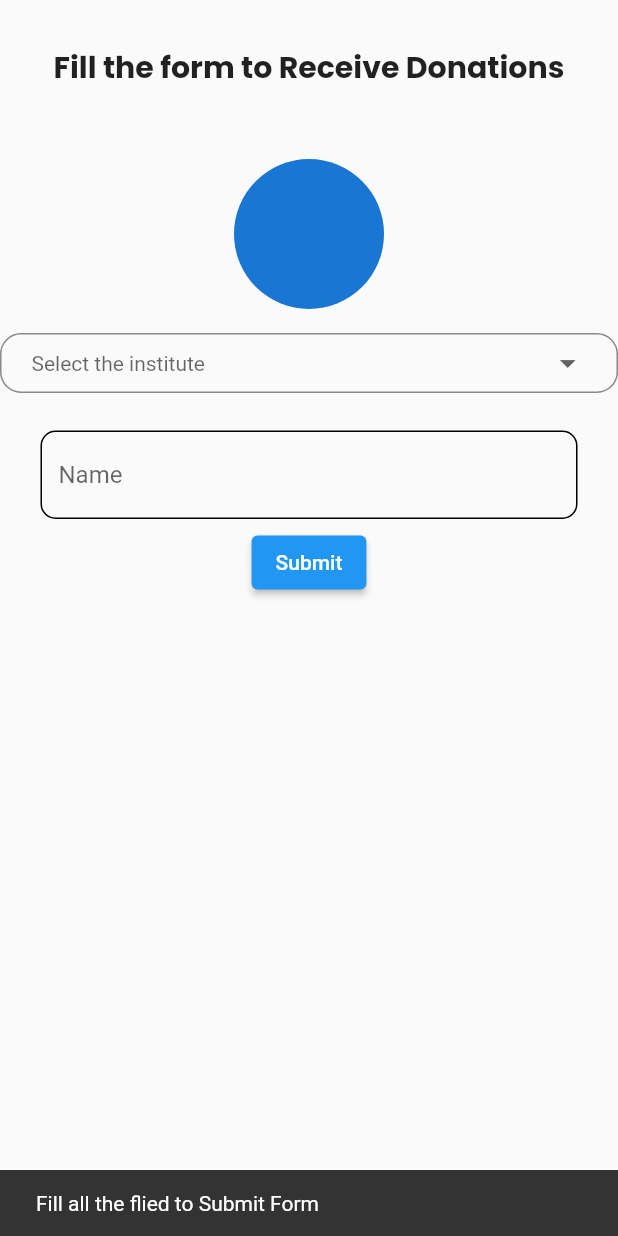
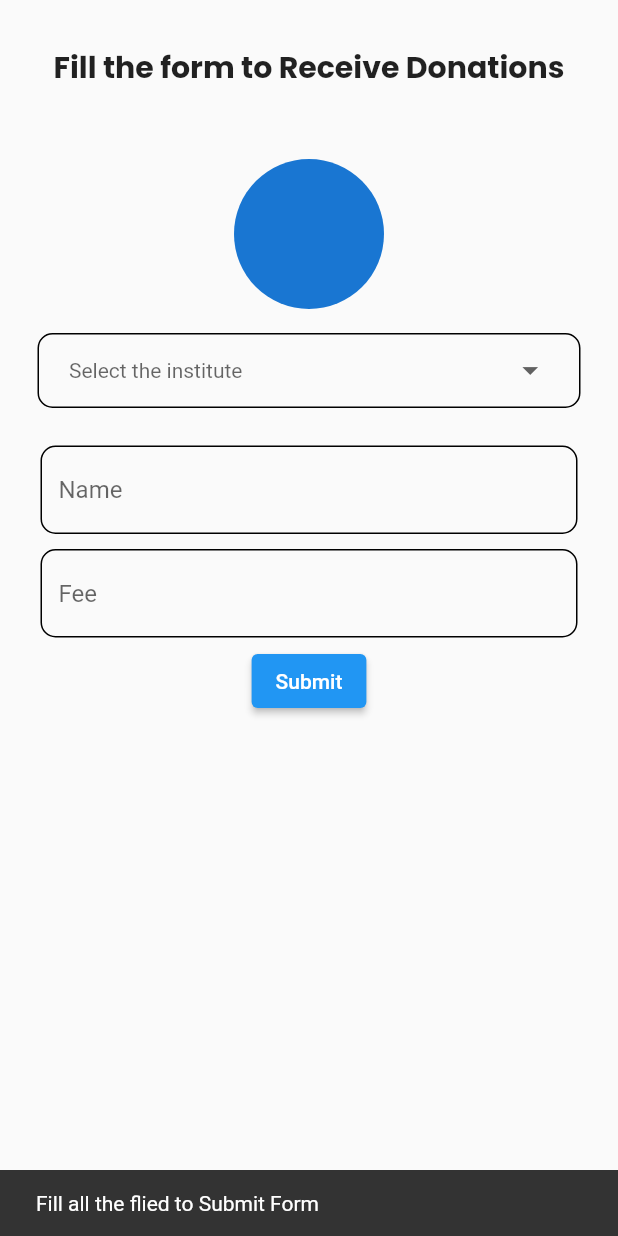
Before and after one commit to raiesraj/FeeDonationsApp, a Flutter app: the PostRequestScreen screen opened directly, after a tap on "Submit", on a phone screen of 412 x 824 dp. Run offline on Flutter 3.47's test engine with Material 2 defaults, Android fonts, the phone set to English and light mode, and no system bars; drawn by our look-alikes of dropdown_button2; our stand-ins replace cloud_firestore, firebase_auth, firebase_core, firebase_storage, google_fonts, google_sign_in and 3 more; missing offline and left inert: image_card, pay; accounts and stored records are empty.

Commit message:
profile Picture upload done

```diff
--- a/lib/Components/custom_texflied.dart
+++ b/lib/Components/custom_texflied.dart
@@ -4,15 +4,17 @@ import 'package:flutter/cupertino.dart';
 class CustomTextFiled extends StatelessWidget {
   final TextEditingController controller;
   final String hintText;
+  final TextInputType keyboardType;
 
   const CustomTextFiled({
-    super.key, required this.controller, required this.hintText,
+    super.key, required this.controller, required this.hintText, required this.keyboardType,
   });
   @override
   Widget build(BuildContext context) {
     return Padding(
       padding: const EdgeInsets.symmetric(horizontal: 27,vertical: 5),
       child: TextFormField(
+        keyboardType: keyboardType,
         controller: controller,
         decoration: InputDecoration(
           hintText: hintText,
--- a/lib/Components/dropdown.dart
+++ b/lib/Components/dropdown.dart
@@ -62,8 +62,10 @@ class CustomDropdownButton2 extends StatelessWidget {
   @override
   Widget build(BuildContext context) {
     return DropdownButtonHideUnderline(
+      child: Padding(
+        padding: const EdgeInsets.symmetric(horizontal: 25),
         child: DropdownButton2(
-        //To avoid long text overflowing.
+
           isExpanded: true,
           hint: Container(
             alignment: hintAlignment,
@@ -144,6 +146,7 @@ class CustomDropdownButton2 extends StatelessWidget {
             padding: itemPadding ?? const EdgeInsets.only(left: 14, right: 14),
           ),
         ),
+      ),
     );
   }
 }
--- a/lib/Provider/homescreen_provider.dart
+++ b/lib/Provider/homescreen_provider.dart
@@ -2,6 +2,8 @@ import 'dart:io';
 
 import 'package:cloud_firestore/cloud_firestore.dart';
 import 'package:feedonations/Constant/snackbar.dart';
+import 'package:feedonations/Utilis/app_colors.dart';
+import 'package:firebase_auth/firebase_auth.dart';
 import 'package:firebase_storage/firebase_storage.dart';
 import 'package:flutter/cupertino.dart';
 import 'package:flutter/material.dart';
@@ -24,6 +26,11 @@ class HomeScreenProvider with ChangeNotifier {
 
 
 
+
+
+
+
+
   List<String> items = [
     "University",
     "College",
@@ -33,12 +40,18 @@ List<String> items = [
 
   String? selectedValue;
 
-
   File? _profilePic;
 
-
-  Widget myDropDown(){
+  Widget myDropDown() {
     return CustomDropdownButton2(
+        offset: Offset(220, 20),
+        buttonHeight: 50,
+        buttonDecoration: BoxDecoration(
+          border: const Border.fromBorderSide(
+            BorderSide(color: Colors.black),
+          ),
+          borderRadius: BorderRadius.circular(10),
+        ),
         icon: const Icon(
           Icons.arrow_drop_down,
           size: 25,
@@ -49,14 +62,10 @@ List<String> items = [
         onChanged: (value) {
           selectedValue = value;
           notifyListeners();
-
         });
-
   }
 
-
   final FirebaseFirestore _firestore = FirebaseFirestore.instance;
-
 
   File? get profilePic => _profilePic;
 
@@ -71,11 +80,37 @@ List<String> items = [
     }
   }
 
+  void sendProfile() async{
+    if(profilePic != null){
+      UploadTask uploadTask = FirebaseStorage.instance.ref().
+    child("ProfilePictures").child(const Uuid().v1()).putFile(profilePic!);
+      TaskSnapshot taskSnapshot = await uploadTask;
+      String downloadUrl = await taskSnapshot.ref.getDownloadURL();
+      final fireStore = FirebaseFirestore.instance;
+      final collection = fireStore.collection("ProfilePictures");
+      final doc = await collection.add({
+        "profilePic": downloadUrl,
+      });
+     final profilePictureId = doc.id;
+
+
+
+    }else{
+      print("something went to wrong");
+    }
+
+
+
+  }
   void sendData(
-      {required TextEditingController nameController, context}) async {
+      {required TextEditingController nameController,
+      context,
+      required TextEditingController feeController}) async {
     Timestamp timestamp = Timestamp.now();
 
-   if(selectedValue != null && nameController.text.isNotEmpty && profilePic !=null ){
+    if (selectedValue != null &&
+        nameController.text.isNotEmpty &&
+        profilePic != null) {
       UploadTask uploadTask = FirebaseStorage.instance
           .ref()
           .child(selectedValue.toString())
@@ -84,25 +119,19 @@ List<String> items = [
       TaskSnapshot taskSnapshot = await uploadTask;
       String downloadUrl = await taskSnapshot.ref.getDownloadURL();
 
-
       Map<String, dynamic> newUserData = {
         "name": nameController.text,
         "timestamp": timestamp,
         "value": selectedValue,
-       "profilePic": downloadUrl
+        "profilePic": downloadUrl,
+        "fee": feeController.text
       };
 
       _firestore.collection(selectedValue.toString()).add(
-       newUserData,);
-     RoutingPage().gotoNextPage(
-         context: context, gotoNextPage: const UniversityScreen());
-     notifyListeners();
+            newUserData,
+          );
     } else {
       AppSnackBar.snackBar(context, "Fill all the flied to Submit Form");
     }
-
   }
-
-
-
 }
--- a/lib/Screens/Donations.dart
+++ b/lib/Screens/Donations.dart
@@ -54,6 +54,7 @@ class _DonationsScreenState extends State<DonationsScreen> {
 
                               //
                               BeautifulCard(
+                                fee: userMap["fee"],
                                 imageUrl: userMap["profilePic"],
                                 userName: userMap["name"],
                               ),
@@ -77,8 +78,9 @@ class _DonationsScreenState extends State<DonationsScreen> {
 class BeautifulCard extends StatelessWidget {
   final String imageUrl;
   final String userName;
+  final String fee;
 
-  BeautifulCard({required this.imageUrl, required this.userName});
+  BeautifulCard({required this.imageUrl, required this.userName, required this.fee});
 
   void _showImagePreview(BuildContext context) {
     showDialog(
@@ -86,7 +88,6 @@ class BeautifulCard extends StatelessWidget {
       builder: (BuildContext context) {
         return Dialog(
           shadowColor: Colors.black,
-
           child: Image.network(imageUrl),
         );
       },
@@ -123,6 +124,8 @@ class BeautifulCard extends StatelessWidget {
                 child: Column(
                   crossAxisAlignment: CrossAxisAlignment.start,
                   children: [
+                    Row(
+                      children: [
                         Text(
                           userName,
                           style: TextStyle(
@@ -130,8 +133,11 @@ class BeautifulCard extends StatelessWidget {
                             fontWeight: FontWeight.bold,
                           ),
                         ),
+                        Text(fee),
+                      ],
+                    ),
                     const SizedBox(height: 8),
-                    Text(
+                    const Text(
                       'Donate for kids to their well being',
                       style: TextStyle(fontSize: 16),
                     ),
--- a/lib/Screens/post_request.dart
+++ b/lib/Screens/post_request.dart
@@ -8,7 +8,6 @@ import '../Components/custom_Text.dart';
 import '../Components/custom_texflied.dart';
 import '../Provider/homescreen_provider.dart';
 
-
 class PostRequestScreen extends StatefulWidget {
   const PostRequestScreen({Key? key}) : super(key: key);
 
@@ -18,9 +17,7 @@ class PostRequestScreen extends StatefulWidget {
 
 class _PostRequestScreenState extends State<PostRequestScreen> {
   TextEditingController nameController = TextEditingController();
-
-
-
+  TextEditingController feeController = TextEditingController();
 
   @override
   Widget build(BuildContext context) {
@@ -40,29 +37,31 @@ class _PostRequestScreenState extends State<PostRequestScreen> {
             onPressed: () {
               homeScreenProvider.selectImage(context);
             },
-            child:
-
-
-
-            CircleAvatar(
+            child: CircleAvatar(
                 radius: 50,
                 backgroundImage: (homeScreenProvider.profilePic != null)
                     ? FileImage(homeScreenProvider.profilePic!)
                     : null),
           ),
-
-
-           homeScreenProvider.myDropDown(),
-
-
+          homeScreenProvider.myDropDown(),
           20.ph,
-          CustomTextFiled(controller: nameController, hintText: "Name"),
+          CustomTextFiled(
+            controller: nameController,
+            hintText: "Name",
+            keyboardType: TextInputType.text,
+          ),
+          CustomTextFiled(
+            controller: feeController,
+            hintText: "Fee",
+            keyboardType: TextInputType.number,
+          ),
           ElevatedButton(
             onPressed: () {
-              //homeScreenProvider.selectImage(context);
-             homeScreenProvider.myDropDown();
-              homeScreenProvider.sendData(nameController: nameController,context: context);
-
+              homeScreenProvider.myDropDown();
+              homeScreenProvider.sendData(
+                  nameController: nameController,
+                  context: context,
+                  feeController: feeController);
             },
             child: const Text("Submit"),
           )
--- a/lib/Screens/sign_up.dart
+++ b/lib/Screens/sign_up.dart
@@ -61,13 +61,16 @@ class _SignUpScreenState extends State<SignUpScreen> {
                 title: 'Name',
               ),
               CustomTextFiled(
+                keyboardType: TextInputType.name,
                 hintText: "Name",
                 controller: nameController,
               ),
               const TextFiledTitle(
                 title: "Email Id",
+
               ),
               CustomTextFiled(
+                keyboardType: TextInputType.emailAddress,
                 hintText: "EmailId",
                 controller: emailController,
               ),
@@ -75,6 +78,7 @@ class _SignUpScreenState extends State<SignUpScreen> {
                 title: "Password",
               ),
               CustomTextFiled(
+                keyboardType: TextInputType.none,
                 hintText: 'Password',
                 controller: passwordController,
               ),
--- a/lib/Screens/signin_screen.dart
+++ b/lib/Screens/signin_screen.dart
@@ -52,9 +52,10 @@ class _SignInScreenState extends State<SignInScreen> {
                 ),
               ),
               const TextFiledTitle(title: "EmailId"),
-              CustomTextFiled(controller: emailController,hintText: "EmailId",),
+              CustomTextFiled(controller: emailController,hintText: "EmailId",keyboardType: TextInputType.emailAddress,),
               const TextFiledTitle(title: "Password"),
               CustomTextFiled(
+                keyboardType: TextInputType.none,
                 hintText: "Password",
                 controller: passwordController,
               ),
--- a/lib/Screens/testing.dart
+++ b/lib/Screens/testing.dart
@@ -225,7 +225,7 @@ class DataFromFirebase extends StatelessWidget {
                       //      ],
                       //    )
                       // ),
-                      BeautifulCard(imageUrl: userMap["profilePic"], userName: userMap["name"]),
+                      BeautifulCard(imageUrl: userMap["profilePic"], userName: userMap["name"], fee: userMap['fee'],),
 
 
                     ],
--- a/lib/main.dart
+++ b/lib/main.dart
@@ -7,6 +7,7 @@ import 'package:feedonations/Provider/signup_provider.dart';
 import 'package:feedonations/Screens/Donations.dart';
 import 'package:feedonations/Screens/googlePay.dart';
 import 'package:feedonations/Screens/home_page.dart';
+import 'package:feedonations/Screens/profile_picture.dart';
 import 'package:firebase_core/firebase_core.dart';
 import 'package:firebase_storage/firebase_storage.dart';
 import 'package:flutter/cupertino.dart';
@@ -37,13 +38,14 @@ class MyApp extends StatelessWidget {
         ),
         ChangeNotifierProvider(create: (context) => SignInProviderAuth()),
         ChangeNotifierProvider(create: (context) => HomeScreenProvider()),
+        //ChangeNotifierProvider(create: (context) => ProfilePictureProvider()),
       ],
       child: MaterialApp(
         title: 'Fee Donations',
         theme: ThemeData(
           primarySwatch: Colors.blue,
         ),
-        home:  BottomNavigationExample(),
+        home:  HomePageScreen(),
       ),
     );
   }
```
Also changed, not shown: lib/Screens/home_page.dart (+102 -67 lines), lib/Screens/profile_picture.dart (added, +59 -0 lines). Lines whose indentation alone changed are shown as unchanged.
